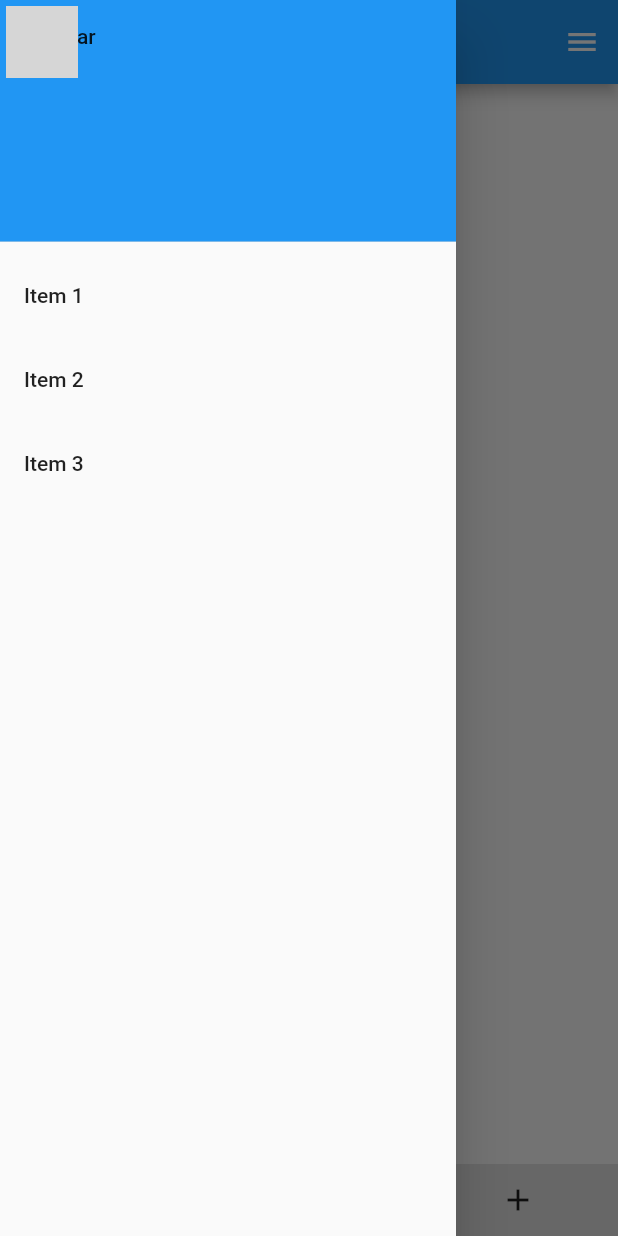
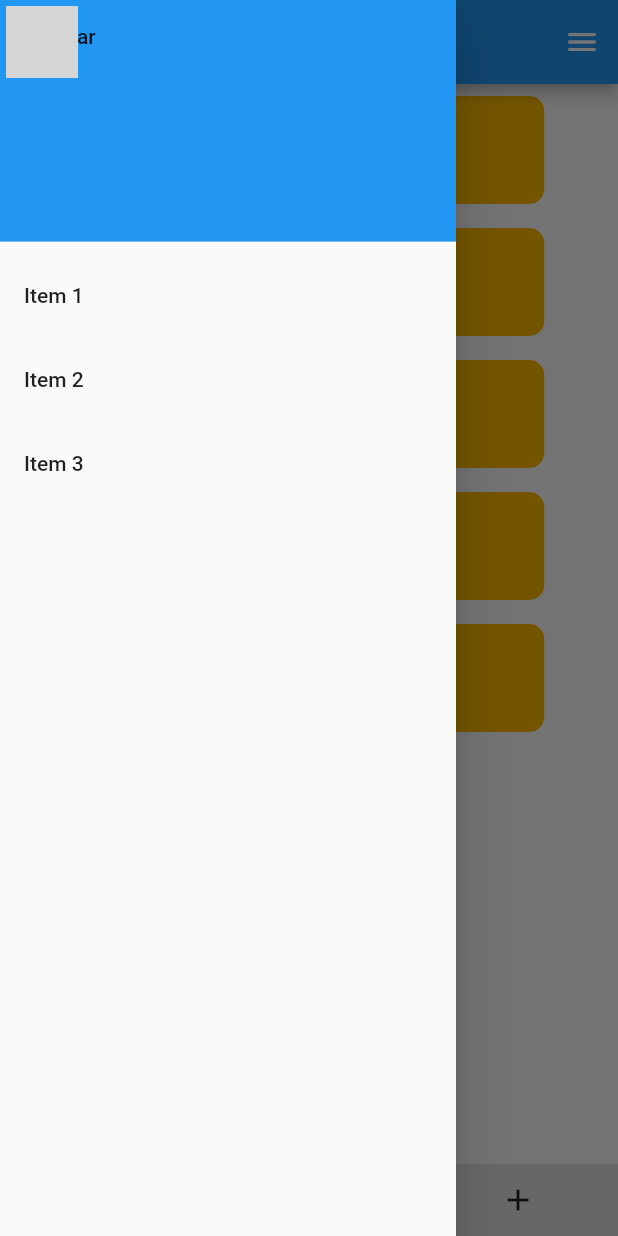
Before and after one commit to Fabrifj/UPB_Mobil, a Flutter app: the NetworkingSearchPage screen opened directly with empty values, with the side drawer open, on a phone screen of 412 x 824 dp. Run offline on Flutter 3.47's test engine with Material 2 defaults, Android fonts, the phone set to English and light mode, and no system bars; our stand-ins replace firebase_core, fluro; accounts and stored records are empty; network calls fail; grey boxes are pictures that could not be loaded.

Commit message:
networking page

```diff
--- a/lib/components/lists/list_item_nw.dart
+++ b/lib/components/lists/list_item_nwp.dart
@@ -1,26 +1,41 @@
 import 'package:flutter/material.dart';
 import '../../routes/aplication.dart';
 import '../../static_resources/color_resources.dart';
-import '../../static_resources/theme_data.dart';
 
 
 
-class ListItemNetworking extends StatelessWidget {
+class ListItemNetworkingPerson extends StatelessWidget {
   final itemData;
   final itemId;
 
-  ListItemNetworking(this.itemId,this.itemData );
+  ListItemNetworkingPerson( this.itemId, this.itemData );
 
 
   @override
   Widget build(BuildContext context) {
+    final Container _personImage = Container(
+      decoration: const BoxDecoration(
+        shape: BoxShape.circle,
+        image: DecorationImage(
+          image: NetworkImage("https://picsum.photos/200"),
+          fit: BoxFit.cover,
+        ),)
+    );
+
+    final Container _personDes = Container(
+      child: Column(
+        children: [
+          Text(itemData),
+          Text('categories')
+        ],
+      ),
+    );
+
     return LayoutBuilder(
         builder: (BuildContext context, BoxConstraints constraints) {
       return InkWell(
         onTap: () {
           Application.router.navigateTo(context,"/networking-search/$itemId" );
-          // Navigator.pushNamed(context, "/networking-search/$itemId");
-          print("sd");
         },
         child: Container(
             padding: const EdgeInsets.all(20),
@@ -30,12 +45,12 @@ class ListItemNetworking extends StatelessWidget {
               color: ColorResourcees.s_Yellow,
               borderRadius: BorderRadius.circular(10),
             ),
-            child: Center(
-                child: Text(
-                    itemData,
-                    style: UpbTextStyle.getTextStyle("h3", ColorResourcees.s_white, "l"),
-                ),
-              ),
+            child: Row(
+              children: [
+                _personImage,
+                _personDes
+              ],
+            )
             )
       );
     });
--- /dev/null
+++ b/lib/components/lists/list_view_cp.dart
@@ -0,0 +1,21 @@
+import 'package:flutter/material.dart';
+
+import 'list_item_nwp.dart';
+
+class ListViewUPB extends StatelessWidget {
+  final List<dynamic> jsonObjects;
+
+  ListViewUPB(this.jsonObjects);
+
+  @override
+  Widget build(BuildContext context) {
+    Size size = MediaQuery.of(context).size;
+    return  ListView.builder(
+          itemCount: jsonObjects.length,
+          itemBuilder: (BuildContext context, int index) {
+            return ListItemNetworkingPerson(
+                jsonObjects[index]['id'], jsonObjects[index]['data']);
+          }
+    );
+  }
+}
--- a/lib/components/lists/list_view.dart
+++ b/lib/components/lists/list_view_nc.dart
@@ -1,11 +1,13 @@
 import 'package:flutter/material.dart';
 
-import 'list_item_nw.dart';
+import 'list_item_nwc.dart';
+import 'list_item_nwp.dart';
 
 class ListViewUPB extends StatelessWidget {
   final List<dynamic> jsonObjects;
+  final bool showItem;
 
-  ListViewUPB(this.jsonObjects);
+  ListViewUPB(this.jsonObjects, this.showItem);
 
   @override
   Widget build(BuildContext context) {
@@ -13,7 +15,10 @@ class ListViewUPB extends StatelessWidget {
     return  ListView.builder(
           itemCount: jsonObjects.length,
           itemBuilder: (BuildContext context, int index) {
-            return ListItemNetworking(
+            return showItem
+            ?ListItemNetworkingCat(
+                jsonObjects[index]['id'], jsonObjects[index]['data'])
+            :ListItemNetworkingPerson(
                 jsonObjects[index]['id'], jsonObjects[index]['data']);
           }
     );
--- a/lib/pages/networking/networking_categories_page.dart
+++ b/lib/pages/networking/networking_categories_page.dart
@@ -1,6 +1,6 @@
 import 'package:flutter/material.dart';
 
-import '../../components/lists/list_view.dart';
+import '../../components/lists/list_view_nc.dart';
 import '../../components/upb_scafold.dart';
 
 class NetworkingCategoriesPage extends StatelessWidget {
@@ -24,7 +24,7 @@ class NetworkingCategoriesPage extends StatelessWidget {
         alignment: Alignment.center,
         child: FractionallySizedBox(
           widthFactor: 0.8,
-          child: ListViewUPB(titles)
+          child: ListViewUPB(titles, true)
         ),
       ));
   }
--- a/lib/pages/networking/networking_search_page.dart
+++ b/lib/pages/networking/networking_search_page.dart
@@ -1,11 +1,18 @@
 import 'package:flutter/material.dart';
 
+import '../../components/lists/list_view_nc.dart';
 import '../../components/upb_scafold.dart';
 
 class NetworkingSearchPage extends StatelessWidget {
   final String title;
   final String idCategorie;
-
+  List<Map<String, dynamic>> _persons = [
+    {'id': 1, 'data': 'Person-1'},
+    {'id': 2, 'data': 'Person-2'},
+    {'id': 3, 'data': 'Person-3'},
+    {'id': 4, 'data': 'Person-4'},
+    {'id': 5, 'data': 'Person-5'},
+  ];
 
   NetworkingSearchPage(this.title, this.idCategorie){}
 
@@ -13,12 +20,12 @@ class NetworkingSearchPage extends StatelessWidget {
   Widget build(BuildContext context) {
     Size size = MediaQuery.of(context).size;
     return UpbScaffold(
-      title: "Net",
+      title: "Networking",
       body: Container(
         alignment: Alignment.center,
         child: FractionallySizedBox(
           widthFactor: 0.8,
-          child: Text("NetworkingSearchPage")
+          child: ListViewUPB(_persons, false)
         ),
       ));
   }
--- a/pubspec.yaml
+++ b/pubspec.yaml
@@ -31,7 +31,6 @@ environment:
 dependencies:
   flutter:
     sdk: flutter
-
 
   # The following adds the Cupertino Icons font to your application.
   # Use with the CupertinoIcons class for iOS style icons.
```
Also changed, not shown: lib/components/app_bar.dart (deleted, +0 -45 lines), lib/components/lists/list_item_nwc.dart (added, +43 -0 lines), 3 other files.
